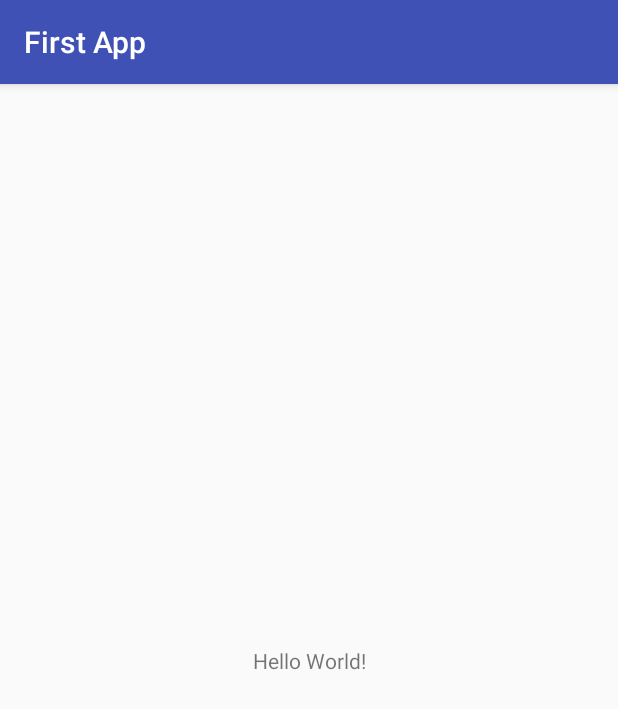
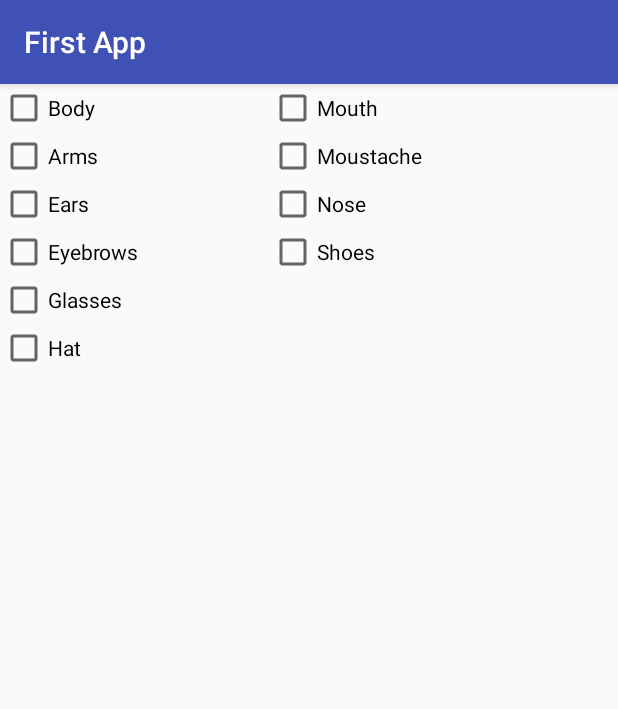
Before and after one commit to jvlaar/appstudio_unit1, an Android app: the screen it shows after launch (MainActivity), on a phone screen of 412 x 824 dp. Shown: the top 709 px of the screen. Run offline under Robolectric (Android 15) with nearby library versions, the phone set to English and light mode, and no system bars.

Commit message:
Added layout

```diff
--- a/app/src/main/java/com/example/jos/firstapp/MainActivity.java
+++ b/app/src/main/java/com/example/jos/firstapp/MainActivity.java
@@ -2,6 +2,8 @@ package com.example.jos.firstapp;
 
 import android.support.v7.app.AppCompatActivity;
 import android.os.Bundle;
+import android.util.Log;
+import android.view.View;
 
 public class MainActivity extends AppCompatActivity {
 
@@ -10,4 +12,8 @@ public class MainActivity extends AppCompatActivity {
         super.onCreate(savedInstanceState);
         setContentView(R.layout.activity_main);
     }
+
+    public void checkClicked(View v) {
+        Log.d("Potatoe", "checkClicked");
+    }
 }
--- a/app/src/main/res/layout/activity_main.xml
+++ b/app/src/main/res/layout/activity_main.xml
@@ -6,13 +6,175 @@
     android:layout_height="match_parent"
     tools:context=".MainActivity">
 
-    <TextView
-        android:layout_width="wrap_content"
-        android:layout_height="wrap_content"
-        android:text="Hello World!"
-        app:layout_constraintBottom_toBottomOf="parent"
-        app:layout_constraintLeft_toLeftOf="parent"
-        app:layout_constraintRight_toRightOf="parent"
-        app:layout_constraintTop_toTopOf="parent" />
+    <FrameLayout
+        android:layout_width="368dp"
+        android:layout_height="290dp"
+        android:visibility="visible"
+        tools:layout_editor_absoluteX="8dp"
+        tools:layout_editor_absoluteY="8dp">
 
+        <ImageView
+            android:id="@+id/imageViewBody"
+            android:layout_width="wrap_content"
+            android:layout_height="wrap_content"
+            android:visibility="invisible"
+            app:srcCompat="@drawable/body" />
+
+        <ImageView
+            android:id="@+id/imageViewArms"
+            android:layout_width="wrap_content"
+            android:layout_height="wrap_content"
+            android:visibility="invisible"
+            app:srcCompat="@drawable/arms" />
+
+        <ImageView
+            android:id="@+id/imageViewEars"
+            android:layout_width="wrap_content"
+            android:layout_height="wrap_content"
+            android:visibility="invisible"
+            app:srcCompat="@drawable/ears" />
+
+        <ImageView
+            android:id="@+id/imageViewBrows"
+            android:layout_width="wrap_content"
+            android:layout_height="wrap_content"
+            android:visibility="invisible"
+            app:srcCompat="@drawable/eyebrows" />
+
+        <ImageView
+            android:id="@+id/imageViewEyes"
+            android:layout_width="wrap_content"
+            android:layout_height="wrap_content"
+            android:visibility="invisible"
+            app:srcCompat="@drawable/eyes" />
+
+        <ImageView
+            android:id="@+id/imageViewGlasses"
+            android:layout_width="wrap_content"
+            android:layout_height="wrap_content"
+            android:visibility="invisible"
+            app:srcCompat="@drawable/glasses" />
+
+        <ImageView
+            android:id="@+id/imageViewHat"
+            android:layout_width="wrap_content"
+            android:layout_height="wrap_content"
+            android:contentDescription="hat"
+            android:visibility="invisible"
+            app:srcCompat="@drawable/hat" />
+
+        <ImageView
+            android:id="@+id/imageViewMouth"
+            android:layout_width="wrap_content"
+            android:layout_height="wrap_content"
+            android:visibility="invisible"
+            app:srcCompat="@drawable/mouth" />
+
+        <ImageView
+            android:id="@+id/imageViewMoustache"
+            android:layout_width="wrap_content"
+            android:layout_height="wrap_content"
+            android:visibility="invisible"
+            app:srcCompat="@drawable/mustache" />
+
+        <ImageView
+            android:id="@+id/imageViewNose"
+            android:layout_width="wrap_content"
+            android:layout_height="wrap_content"
+            android:visibility="invisible"
+            app:srcCompat="@drawable/nose" />
+
+        <ImageView
+            android:id="@+id/imageViewShoes"
+            android:layout_width="wrap_content"
+            android:layout_height="wrap_content"
+            android:visibility="invisible"
+            app:srcCompat="@drawable/shoes" />
+    </FrameLayout>
+
+    <LinearLayout
+        android:layout_width="368dp"
+        android:layout_height="192dp"
+        android:orientation="horizontal"
+        tools:layout_editor_absoluteX="8dp"
+        tools:layout_editor_absoluteY="311dp">
+
+        <LinearLayout
+            android:layout_width="179dp"
+            android:layout_height="match_parent"
+            android:orientation="vertical">
+
+            <CheckBox
+                android:id="@+id/checkBoxBody"
+                android:layout_width="match_parent"
+                android:layout_height="wrap_content"
+                android:text="Body"
+                tools:onClick="checkClicked" />
+
+            <CheckBox
+                android:id="@+id/checkBoxArms"
+                android:layout_width="match_parent"
+                android:layout_height="wrap_content"
+                android:text="Arms"
+                tools:onClick="checkClicked" />
+
+            <CheckBox
+                android:id="@+id/checkBoxEars"
+                android:layout_width="match_parent"
+                android:layout_height="wrap_content"
+                android:text="Ears"
+                tools:onClick="checkClicked" />
+
+            <CheckBox
+                android:id="@+id/checkBoxBrows"
+                android:layout_width="match_parent"
+                android:layout_height="wrap_content"
+                android:text="Eyebrows"
+                tools:onClick="checkClicked" />
+
+            <CheckBox
+                android:id="@+id/checkBoxGlasses"
+                android:layout_width="match_parent"
+                android:layout_height="wrap_content"
+                android:text="Glasses"
+                tools:onClick="checkClicked" />
+
+            <CheckBox
+                android:id="@+id/checkBoxHat"
+                android:layout_width="match_parent"
+                android:layout_height="wrap_content"
+                android:text="Hat"
+                tools:onClick="checkClicked" />
+        </LinearLayout>
+
+        <LinearLayout
+            android:layout_width="match_parent"
+            android:layout_height="match_parent"
+            android:orientation="vertical">
+
+            <CheckBox
+                android:id="@+id/checkBoxMouth"
+                android:layout_width="match_parent"
+                android:layout_height="wrap_content"
+                android:text="Mouth" />
+
+            <CheckBox
+                android:id="@+id/checkBoxMoustache"
+                android:layout_width="match_parent"
+                android:layout_height="wrap_content"
+                android:text="Moustache" />
+
+            <CheckBox
+                android:id="@+id/checkBoxNose"
+                android:layout_width="match_parent"
+                android:layout_height="wrap_content"
+                android:text="Nose" />
+
+            <CheckBox
+                android:id="@+id/checkBoxShoes"
+                android:layout_width="match_parent"
+                android:layout_height="wrap_content"
+                android:text="Shoes" />
+        </LinearLayout>
+    </LinearLayout>
 </android.support.constraint.ConstraintLayout>
```
